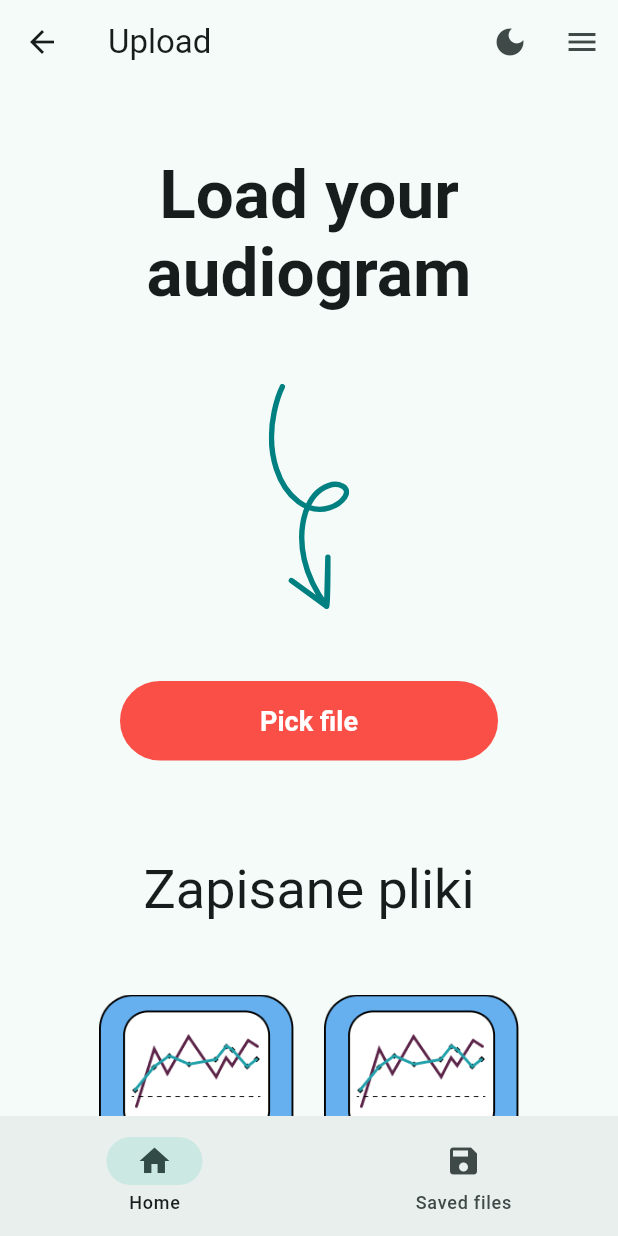
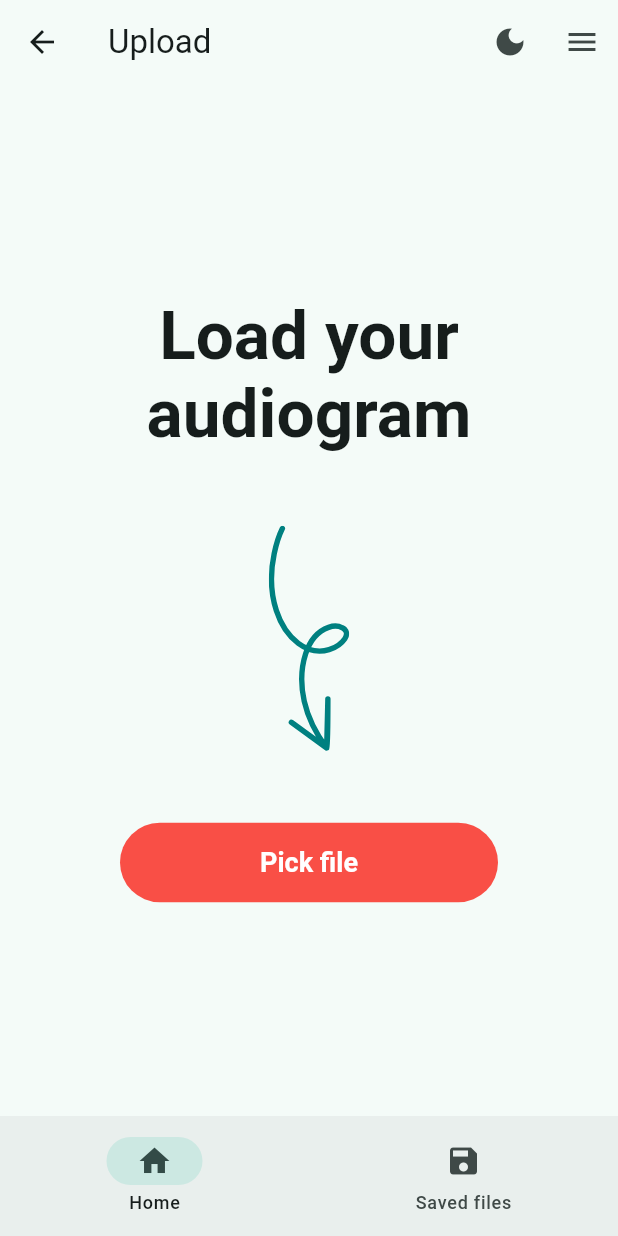
Before and after one commit to HearMate/hear-mate-app, a Flutter app: the EchoParseUploadScreen screen opened by its route, on a phone screen of 412 x 824 dp. Run offline on Flutter 3.47's test engine with Material 3 defaults, Android fonts, the phone set to English and light mode, and no system bars; our stand-ins replace audioplayers, bloc, file_picker, fl_chart, flutter_bloc, flutter_svg and 3 more; accounts and stored records are empty; generated files the repository leaves out were written again.

Commit message:
Add navigation handling and saved files page to EchoParse module

```diff
--- a/lib/main.dart
+++ b/lib/main.dart
@@ -4,6 +4,7 @@ import 'package:hear_mate_app/data/languages.dart';
 import 'package:hear_mate_app/home_page.dart';
 import 'package:flutter_gen/gen_l10n/app_localizations.dart';
 import 'package:flutter_localizations/flutter_localizations.dart';
+import 'package:hear_mate_app/modules/echo_parse/screens/echo_parse_saved_files_page/echo_parse_saved_files_page.dart';
 import 'package:hear_mate_app/screens/about_page.dart';
 import 'package:hear_mate_app/screens/menu_page.dart';
 import 'package:hear_mate_app/screens/settings_page.dart';
@@ -126,6 +127,8 @@ class MyApp extends StatelessWidget {
                         (context) => EchoParseUploadDoneScreen(),
                     '/echo_parse/collection':
                         (context) => EchoParseCollectScreen(),
+                    '/echo_parse/saved_files':
+                        (context) => EchoParseSavedFilesPage(),
                   },
                   onUnknownRoute: (settings) {
                     return MaterialPageRoute(
--- a/lib/modules/echo_parse/blocs/echo_parse_bloc.dart
+++ b/lib/modules/echo_parse/blocs/echo_parse_bloc.dart
@@ -20,15 +20,23 @@ class EchoParseBloc extends Bloc<EchoParseEvent, EchoParseState> {
     on<EchoParseReceivedServerResponseEvent>(_onReceivedServerResponse);
     on<EchoParseSaveProcessedCsvEvent>(_onSaveProcessedCsv);
     on<EchoParsePrepareForTheNewFileUpload>(_onPrepareForTheNewFile);
+    on<EchoParseNavigationDestinationSelected>(
+      _onNavigationDestinationSelected,
+    );
+  }
+
+  Future<void> _onNavigationDestinationSelected(
+    EchoParseNavigationDestinationSelected event,
+    Emitter<EchoParseState> emit,
+  ) async {
+    emit(state.copyWith(navigationDestinationSelected: event.destination));
   }
 
   Future<void> _onPrepareForTheNewFile(
     EchoParsePrepareForTheNewFileUpload event,
     Emitter<EchoParseState> emit,
   ) async {
-    emit(
-      state.clearFileDataBeforeNewFile()
-    );
+    emit(state.clearFileDataBeforeNewFile());
   }
 
   Future<void> _onChooseAudiogramFile(
@@ -42,7 +50,7 @@ class EchoParseBloc extends Bloc<EchoParseEvent, EchoParseState> {
         state.copyWith(
           fileName: result.files.single.name,
           image: result.files.single.bytes,
-          nextFile: false
+          nextFile: false,
         ),
       );
     } else {
--- a/lib/modules/echo_parse/blocs/echo_parse_event.dart
+++ b/lib/modules/echo_parse/blocs/echo_parse_event.dart
@@ -20,3 +20,11 @@ class EchoParseReceivedServerResponseEvent extends EchoParseEvent {
 }
 
 class EchoParsePrepareForTheNewFileUpload extends EchoParseEvent {}
+
+class EchoParseNavigationDestinationSelected extends EchoParseEvent {
+  final int destination;
+
+  EchoParseNavigationDestinationSelected({
+    required this.destination,
+  });
+}
--- a/lib/modules/echo_parse/blocs/echo_parse_state.dart
+++ b/lib/modules/echo_parse/blocs/echo_parse_state.dart
@@ -8,7 +8,7 @@ class EchoParseState {
   // this format should be changed after final backend version, additionally it should be unified with the hearing test
   final Map<String, dynamic> audiogramData;
   final bool nextFile;
-
+  final int navigationDestinationSelected;
 
   EchoParseState({
     this.isResultReady = false,
@@ -17,6 +17,7 @@ class EchoParseState {
     this.statusCode = 0,
     this.audiogramData = const {},
     this.nextFile = true,
+    this.navigationDestinationSelected = 0,
   });
 
   EchoParseState clearFileDataBeforeNewFile() {
@@ -36,7 +37,8 @@ class EchoParseState {
     Uint8List? image,
     int? statusCode,
     Map<String, dynamic>? audiogramData,
-    bool? nextFile
+    bool? nextFile,
+    int? navigationDestinationSelected,
   }) {
     return EchoParseState(
       isResultReady: isResultReady ?? this.isResultReady,
@@ -45,6 +47,8 @@ class EchoParseState {
       statusCode: statusCode ?? this.statusCode,
       audiogramData: audiogramData ?? this.audiogramData,
       nextFile: nextFile ?? this.nextFile,
+      navigationDestinationSelected:
+          navigationDestinationSelected ?? this.navigationDestinationSelected,
     );
   }
 }
--- a/lib/modules/echo_parse/screens/echo_parse_upload_page/echo_parse_upload_page.dart
+++ b/lib/modules/echo_parse/screens/echo_parse_upload_page/echo_parse_upload_page.dart
@@ -12,6 +12,8 @@ class EchoParseUploadScreen extends StatelessWidget {
   @override
   Widget build(BuildContext context) {
     final langLoc = AppLocalizations.of(context)!;
+    return BlocBuilder<EchoParseBloc, EchoParseState>(
+      builder: (context, state) {
         return Scaffold(
           appBar: HMAppBar(
             title: langLoc.echoparse_upload_appbarTitle,
@@ -20,18 +22,31 @@ class EchoParseUploadScreen extends StatelessWidget {
           ),
           bottomNavigationBar: NavigationBar(
             destinations: [
-          NavigationDestination(icon: Icon(Icons.home), label: "Home"),
-          NavigationDestination(icon: Icon(Icons.save), label: "Saved files"),
+              NavigationDestination(icon: Icon(Icons.home), label: 'Home'),
+              NavigationDestination(
+                icon: Icon(Icons.save),
+                label: 'Saved files',
+              ),
             ],
+            selectedIndex: state.navigationDestinationSelected,
+            onDestinationSelected: (destination) {
+              context.read<EchoParseBloc>().add(
+                EchoParseNavigationDestinationSelected(
+                  destination: destination,
                 ),
-      body: BlocBuilder<EchoParseBloc, EchoParseState>(
-        builder: (context, state) {
-          return SizedBox(
+              );
+            },
+          ),
+          body: SizedBox(
             width: double.infinity,
+            child: Center(
               child: SingleChildScrollView(
                 child: Padding(
                   padding: EdgeInsets.all(48.0),
                   child: Column(
+                    children: [
+                      if (state.navigationDestinationSelected == 0)
+                        Column(
                           children: [
                             Text(
                               langLoc.echoparse_upload_headerUpload,
@@ -92,11 +107,13 @@ class EchoParseUploadScreen extends StatelessWidget {
                                   EchoParseChooseAudiogramFileEvent(),
                                 );
                               },
-                      child: Text(
-                        langLoc.echoparse_upload_buttonPick,
+                              child: Text(langLoc.echoparse_upload_buttonPick),
                             ),
+                          ],
                         ),
-                    SizedBox(height: 64),
+                      if (state.navigationDestinationSelected == 1)
+                        Column(
+                          children: [
                             Text(
                               "Zapisane pliki",
                               textAlign: TextAlign.center,
@@ -136,7 +153,8 @@ class EchoParseUploadScreen extends StatelessWidget {
                                             left: 30,
                                             child: Text(
                                               // TODO: Change the code to dynamic names
-                                      "File ${index + 1}.csv".length > 10
+                                              "File ${index + 1}.csv".length >
+                                                      10
                                                   ? "${"File ${index + 1}.csv".substring(0, 7)}..."
                                                   : "File ${index + 1}.csv",
                                               maxLines: 1,
@@ -151,11 +169,14 @@ class EchoParseUploadScreen extends StatelessWidget {
                             ),
                           ],
                         ),
+                    ],
+                  ),
+                ),
+              ),
             ),
           ),
         );
       },
-      ),
     );
   }
 }
```
Also changed, not shown: lib/modules/echo_parse/screens/echo_parse_saved_files_page/echo_parse_saved_files_page.dart (added, +46 -0 lines). Lines whose indentation alone changed are shown as unchanged.
